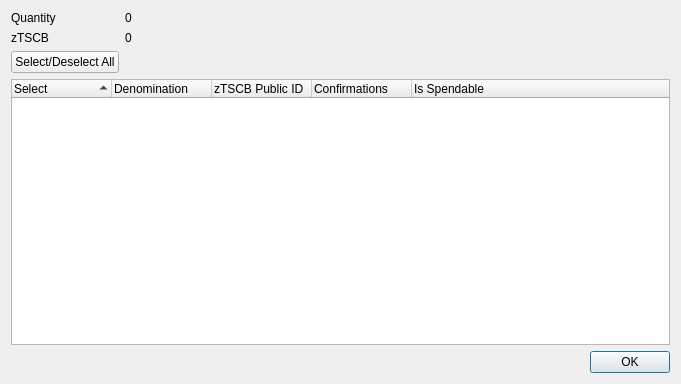
This is src/qt/forms/ztrittiumcontroldialog.ui in MCLXI/TSC as Qt 5 draws it before an edit. The edited form follows.
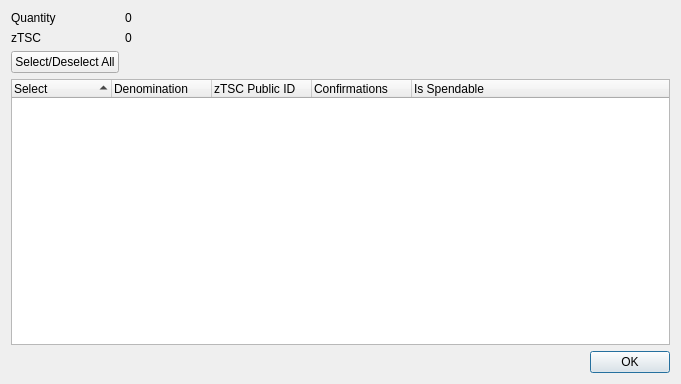
This is the edited form.

The edit to the form file:
```diff
--- a/src/qt/forms/ztrittiumcontroldialog.ui
+++ b/src/qt/forms/ztrittiumcontroldialog.ui
@@ -42,7 +42,7 @@
      <item row="1" column="0">
       <widget class="QLabel" name="labelZTSCB">
        <property name="text">
-        <string>zTSCB</string>
+        <string>zTSC</string>
        </property>
       </widget>
      </item>
@@ -96,7 +96,7 @@
        </column>
        <column>
         <property name="text">
-         <string notr="true">zTSCB Public ID</string>
+         <string notr="true">zTSC Public ID</string>
         </property>
        </column>
        <column>
```
Left out of the diff: 14 changed lines with no effect on the pictures.
